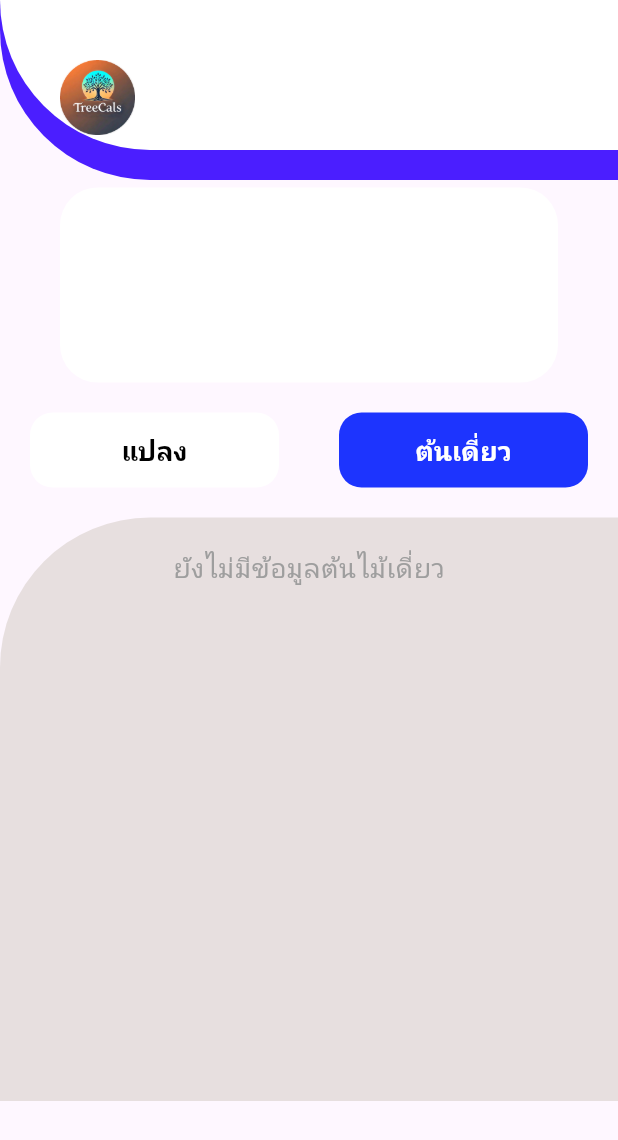
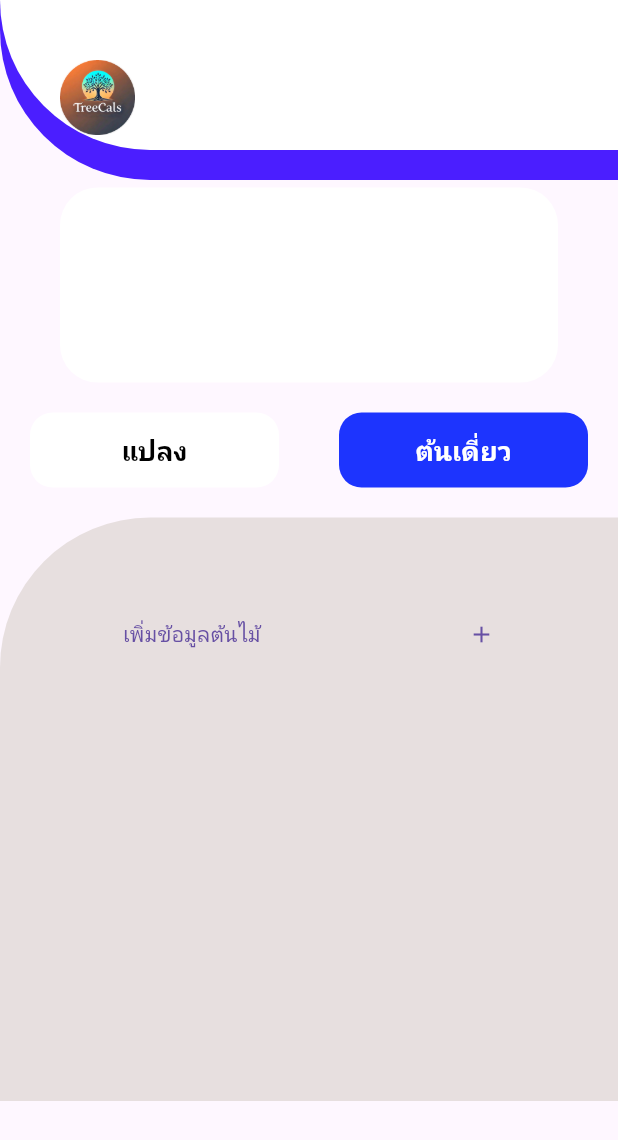
Before and after one commit to chittapon2545/Treecals, a Flutter app: the HomePage widget shown alone on an empty page, opened directly with empty values, after a tap on "ต้นเดี่ยว", on a phone screen of 412 x 824 dp. Shown: the top 1140 px of the screen. Run offline on Flutter 3.47's test engine with Material 3 defaults, Android fonts, the light colour scheme and no system bars; our stand-ins replace firebase_core, firebase_database; missing offline and left inert: bcrypt; accounts and stored records are empty.

Commit message:
ButtonTree

```diff
--- a/lib/MainPage/Home/HomePage.dart
+++ b/lib/MainPage/Home/HomePage.dart
@@ -1,4 +1,6 @@
 import 'package:flutter/material.dart';
+import 'package:treecals/MainPage/Home/Widget/PlotWidget.dart';
+import 'package:treecals/MainPage/Home/Widget/TreeWidget.dart';
 import 'package:treecals/Services/User.dart';
 import 'package:treecals/Services/Individaultree.dart';
 
@@ -186,72 +188,7 @@ class _HomePageState extends State<HomePage> {
             color: const Color.fromARGB(255, 231, 223, 223),
             borderRadius: BorderRadius.only(topLeft: Radius.circular(100)),
           ),
-          child: _state == 2
-              ? SingleChildScrollView(
-                  child: Column(
-                    children: myTrees.isEmpty
-                        ? [
-                            Padding(
-                              padding: const EdgeInsets.all(20.0),
-                              child: Text(
-                                "ยังไม่มีข้อมูลต้นไม้เดี่ยว",
-                                style: TextStyle(
-                                  fontSize: 18,
-                                  color: Colors.grey,
-                                ),
-                              ),
-                            ),
-                          ]
-                        : myTrees.map((tree) {
-                            return Container(
-                              width: MediaQuery.of(context).size.width - 100,
-                              margin: EdgeInsets.only(
-                                left: 0,
-                                right: 8,
-                                top: 8,
-                                bottom: 8,
-                              ),
-                              padding: EdgeInsets.all(16),
-                              decoration: BoxDecoration(
-                                color: Colors.white,
-                                borderRadius: BorderRadius.circular(20),
-                                boxShadow: [
-                                  BoxShadow(
-                                    color: Colors.black12,
-                                    blurRadius: 4,
-                                    offset: Offset(0, 2),
-                                  ),
-                                ],
-                              ),
-                              child: Column(
-                                crossAxisAlignment: CrossAxisAlignment.start,
-                                children: [
-                                  Text(
-                                    "ชื่อ: ${tree['tree']?['name'] ?? '-'}",
-                                    style: TextStyle(
-                                      fontSize: 18,
-                                      fontWeight: FontWeight.bold,
-                                    ),
-                                  ),
-                                  Text(
-                                    "เส้นรอบวง: ${tree['tree']?['Circumference'] ?? '-'} ซม.",
-                                  ),
-                                  Text(
-                                    "ความสูง: ${tree['tree']?['Height'] ?? '-'} ม.",
-                                  ),
-                                  Text(
-                                    "สายพันธุ์:  ${tree['groupName'] ?? '-'}",
-                                  ),
-                                  Text(
-                                    "คาร์บอนเครดิต: ${tree['credit']?['Credit'] ?? '-'}",
-                                  ),
-                                ],
-                              ),
-                            );
-                          }).toList(),
-                  ),
-                )
-              : Container(), // กรณี _state != 2 ไม่แสดงอะไร
+          child: _state == 1 ? PlotWidget(ID: _ID) : TreeWidget(ID: _ID),
         ),
       ],
     );
--- /dev/null
+++ b/lib/MainPage/Home/Widget/PlotWidget.dart
@@ -0,0 +1,24 @@
+import 'package:flutter/material.dart';
+
+class PlotWidget extends StatefulWidget {
+  final String ID;
+  const PlotWidget({super.key, required this.ID});
+
+  @override
+  State<PlotWidget> createState() => _PlotWidgetState();
+}
+
+class _PlotWidgetState extends State<PlotWidget> {
+  String _ID = '';
+
+  @override
+  void initState() {
+    super.initState();
+    _ID == widget.ID;
+  }
+
+  @override
+  Widget build(BuildContext context) {
+    return Container();
+  }
+}
--- /dev/null
+++ b/lib/MainPage/Home/Widget/TreeWidget.dart
@@ -0,0 +1,134 @@
+import 'package:flutter/material.dart';
+import 'package:treecals/Services/Individaultree.dart';
+
+class TreeWidget extends StatefulWidget {
+  final String ID;
+  const TreeWidget({super.key, required this.ID});
+
+  @override
+  State<TreeWidget> createState() => _TreeWidgetState();
+}
+
+class _TreeWidgetState extends State<TreeWidget> {
+  IndividaultreeService treeService = IndividaultreeService();
+  String _ID = "";
+  List<Map<String, dynamic>> myTrees = [];
+
+  @override
+  void initState() {
+    super.initState();
+    _ID = widget.ID;
+    loadTrees();
+  }
+
+  Future<void> loadTrees() async {
+    final Tree = await IndividaultreeService().getTreesAndCreditsByUser(_ID);
+    setState(() {
+      myTrees = Tree;
+    });
+  }
+
+  @override
+  Widget build(BuildContext context) {
+    return SingleChildScrollView(
+      child: Column(
+        children: myTrees.isEmpty
+            ? [
+                Padding(
+                  padding: EdgeInsets.only(top: 20, left: 50, right: 50),
+                  child: TextButton(
+                    onPressed: () {},
+                    child: Container(
+                      width: MediaQuery.of(context).size.width,
+                      height: 100,
+                      decoration: BoxDecoration(
+                        borderRadius: BorderRadius.circular(15),
+                      ),
+                      child: Row(
+                        mainAxisAlignment: MainAxisAlignment.spaceBetween,
+                        crossAxisAlignment: CrossAxisAlignment.center,
+                        children: [
+                          Padding(
+                            padding: EdgeInsets.only(left: 20),
+                            child: Text("เพิ่มข้อมูลต้นไม้"),
+                          ),
+                          Padding(
+                            padding: EdgeInsets.only(right: 20),
+                            child: Icon(Icons.add),
+                          ),
+                        ],
+                      ),
+                    ),
+                  ),
+                ),
+              ]
+            : myTrees.map((tree) {
+                return Padding(
+                  padding: EdgeInsets.only(
+                    top: 20,
+                    bottom: 10,
+                    right: 50,
+                    left: 50,
+                  ),
+                  child: TextButton(
+                    onPressed: () {},
+                    child: Container(
+                      width: MediaQuery.of(context).size.width - 100,
+                      margin: EdgeInsets.only(
+                        left: 0,
+                        right: 8,
+                        top: 8,
+                        bottom: 8,
+                      ),
+                      padding: EdgeInsets.all(16),
+                      decoration: BoxDecoration(
+                        color: Colors.white,
+                        borderRadius: BorderRadius.circular(20),
+                        boxShadow: [
+                          BoxShadow(
+                            color: Colors.black12,
+                            blurRadius: 4,
+                            offset: Offset(0, 2),
+                          ),
+                        ],
+                      ),
+                      child: Row(
+                        mainAxisAlignment: MainAxisAlignment.spaceBetween,
+                        crossAxisAlignment: CrossAxisAlignment.center,
+                        children: [
+                          Column(
+                            crossAxisAlignment: CrossAxisAlignment.start,
+                            children: [
+                              Text(
+                                "ชื่อ: ${tree['tree']?['name'] ?? '-'}",
+                                style: TextStyle(
+                                  fontSize: 18,
+                                  fontWeight: FontWeight.bold,
+                                ),
+                              ),
+                              Text(
+                                "เส้นรอบวง: ${tree['tree']?['Circumference'] ?? '-'} ซม.",
+                              ),
+                              Text(
+                                "ความสูง: ${tree['tree']?['Height'] ?? '-'} ม.",
+                              ),
+                              Text("สายพันธุ์:  ${tree['groupName'] ?? '-'}"),
+                              Text(
+                                "คาร์บอนเครดิต: ${tree['credit']?['Credit'] ?? '-'}",
+                              ),
+                            ],
+                          ),
+                          Padding(
+                            padding: EdgeInsets.only(right: 20),
+                            child: Icon(Icons.arrow_forward),
+                          ),
+                        ],
+                      ),
+                    ),
+                  ),
+                );
+              }).toList(),
+      ),
+    );
+  }
+}
```
